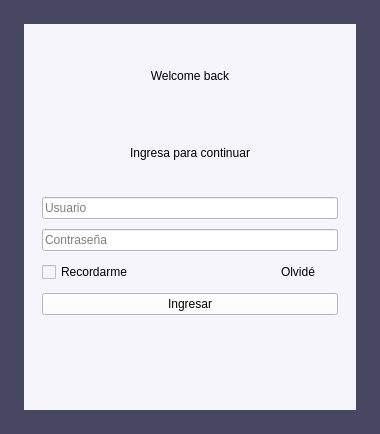
Qt form ui/login.ui (jesusantoniomorenorenova-spec/GestorDeCitas) before a commit.
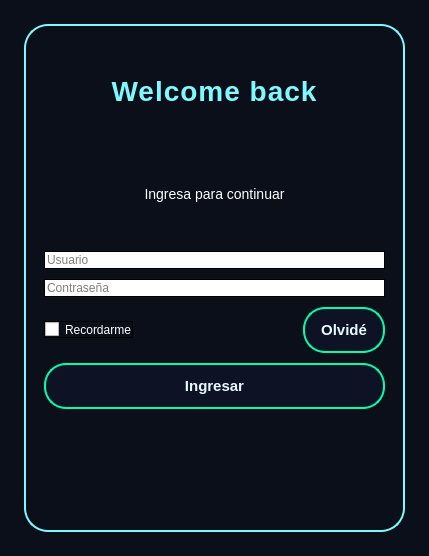
The same form after that commit.

What changed in the file:
```diff
--- a/ui/login.ui
+++ b/ui/login.ui
@@ -6,15 +6,91 @@
    <rect>
     <x>0</x>
     <y>0</y>
-    <width>380</width>
-    <height>434</height>
+    <width>429</width>
+    <height>556</height>
    </rect>
   </property>
   <property name="windowTitle">
    <string>Login - Flower Shop</string>
   </property>
   <property name="styleSheet">
-   <string notr="true">background-color: #474762;</string>
+   <string notr="true">/*fondo*/
+QDialog{
+background-color: #0b0f1a;
+}
+/*frame*/
+QFrame{
+background-color: #0b0f1a;
+border:2px solid #7df9ff;
+border-radius: 24px;
+color:white;
+
+box-shadow:0 0 14px rgba(125,249,255,0.55);
+
+}
+
+
+/*label*/
+QLabel#lblTitle{
+color: #7df9ff;
+font-size:28px;
+font-weight: 800;
+letter-spacing:1px;
+border:none;
+}
+
+QLabel{
+color: white;
+font-size:14px;
+border:none;
+}
+
+
+
+/*botones*/
+QPushButton{
+background-color: rgba(14,18,38,0.9);
+color:#e7faff;
+
+border: 2px solid #00ffa8;
+border-radius: 22px;
+
+padding: 12px 16px;
+font-size:15px;
+font-weight: 700;
+
+box-shadow:0 0 12px rgba(0,255,168,0.45);
+}
+
+/*hover:cuando paso el maus*/
+QPushButton:hover{
+background-color: rgba(255,255,255,0.07);
+color: white;
+
+border: 2px solid #ff2bd6;
+box-shadow: 0 0 18px rgba(255,43,214,0.65);
+}
+
+/*presionado*/
+QPushButton:pressed{
+background-color: rgba(0,255,168,0.10);
+border:2px solid #7df9ff;
+
+box-shadow:0 0 22 rgba(125,249,255,0.70);
+
+}
+
+/*TXT*/
+QLineEdit{
+background-color:#ffffff;
+border:1px solid black;
+}
+
+QCheckBox{
+color: white;
+border:1px solid black;
+
+}</string>
   </property>
   <layout class="QVBoxLayout" name="root">
    <property name="spacing">
@@ -35,7 +111,7 @@
    <item>
     <widget class="QFrame" name="loginCard">
      <property name="styleSheet">
-      <string notr="true">background-color: #f5f5fb;</string>
+      <string notr="true"/>
      </property>
      <property name="frameShape">
       <enum>QFrame::NoFrame</enum>
@@ -79,7 +155,7 @@
       <item>
        <widget class="QLineEdit" name="txt_username">
         <property name="styleSheet">
-         <string notr="true">background-color: #ffffff;</string>
+         <string notr="true"/>
         </property>
         <property name="placeholderText">
          <string>Usuario</string>
@@ -89,7 +165,7 @@
       <item>
        <widget class="QLineEdit" name="txt_password">
         <property name="styleSheet">
-         <string notr="true">background-color: #ffffff;</string>
+         <string notr="true"/>
         </property>
         <property name="echoMode">
          <enum>QLineEdit::Password</enum>
@@ -102,7 +178,10 @@
       <item>
        <layout class="QHBoxLayout" name="opts">
         <item>
-         <widget class="QCheckBox" name="chkRemember">
+         <widget class="QCheckBox" name="Checkbox">
+          <property name="styleSheet">
+           <string notr="true"/>
+          </property>
           <property name="text">
            <string>Recordarme</string>
           </property>
@@ -136,7 +215,7 @@
       <item>
        <widget class="QPushButton" name="btn_login">
         <property name="styleSheet">
-         <string notr="true">background-color: #ffffff;</string>
+         <string notr="true"/>
         </property>
         <property name="text">
          <string>Ingresar</string>
```
